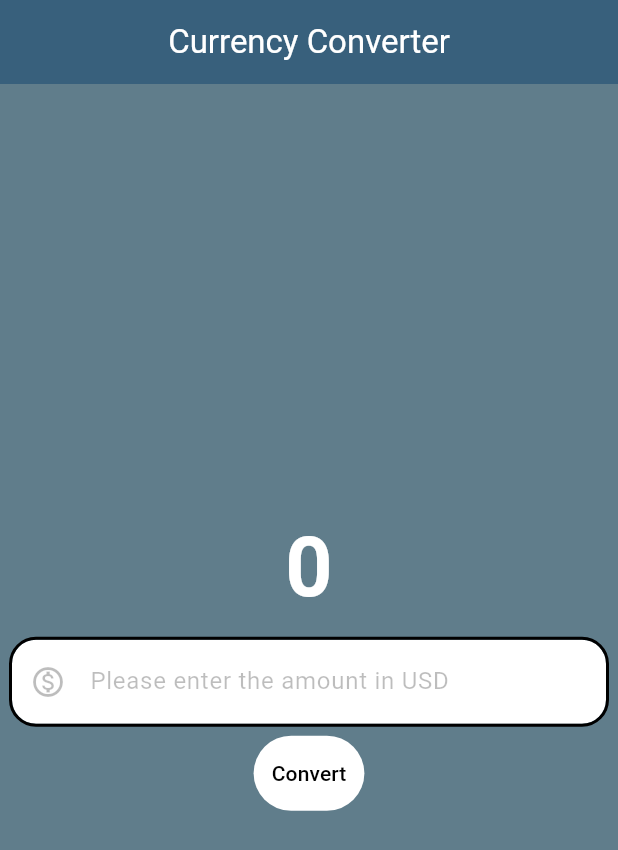
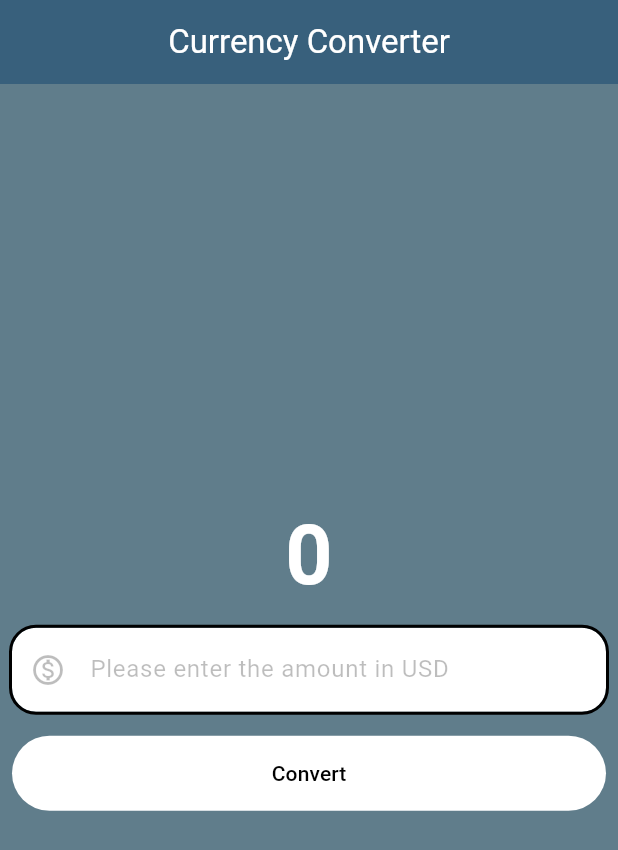
Before and after one commit to SynthiaAtieno/flutter_tutorial, a Flutter app: the screen it shows after launch, on a phone screen of 412 x 824 dp. Shown: the top 850 px of the screen. Run offline on Flutter 3.47's test engine with Material 2 defaults, Android fonts, the phone set to English and light mode, and no system bars.

Commit message:
initial commit

```diff
--- a/lib/my_home_page.dart
+++ b/lib/my_home_page.dart
@@ -57,14 +57,18 @@ class MyHomePage extends StatelessWidget {
                   ),
                 ),
               ),
-              TextButton(
-                onPressed: () {},
-                style: const ButtonStyle(
-                  fixedSize: MaterialStatePropertyAll(Size(double.infinity, 50)),
-                  foregroundColor: MaterialStatePropertyAll(Colors.black),
-                  backgroundColor: MaterialStatePropertyAll(Colors.white),
+              Padding(
+                padding: const EdgeInsets.all(8.0),
+                child: TextButton(
+                  onPressed: () {},
+                  style: const ButtonStyle(
+                    minimumSize:
+                        MaterialStatePropertyAll(Size(double.infinity, 50)),
+                    foregroundColor: MaterialStatePropertyAll(Colors.black),
+                    backgroundColor: MaterialStatePropertyAll(Colors.white),
+                  ),
+                  child: const Text("Convert"),
                 ),
-                child: const Text("Convert"),
               ),
             ],
           ),
```
